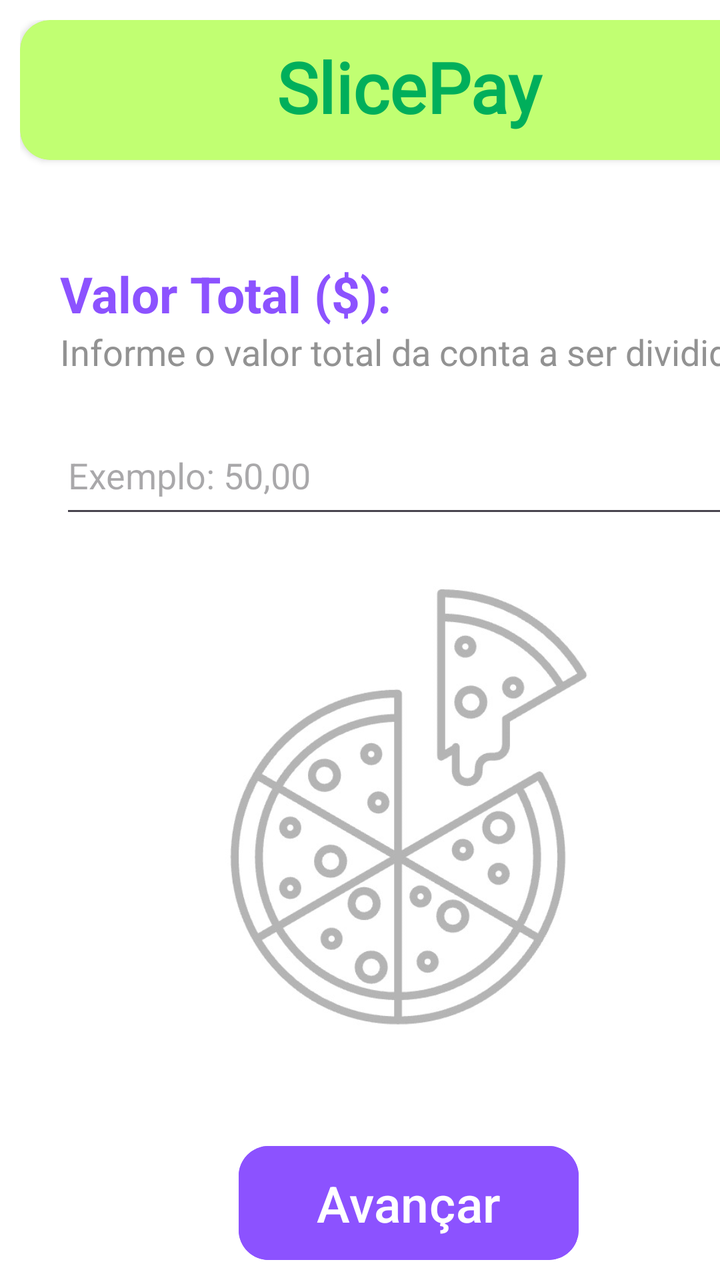
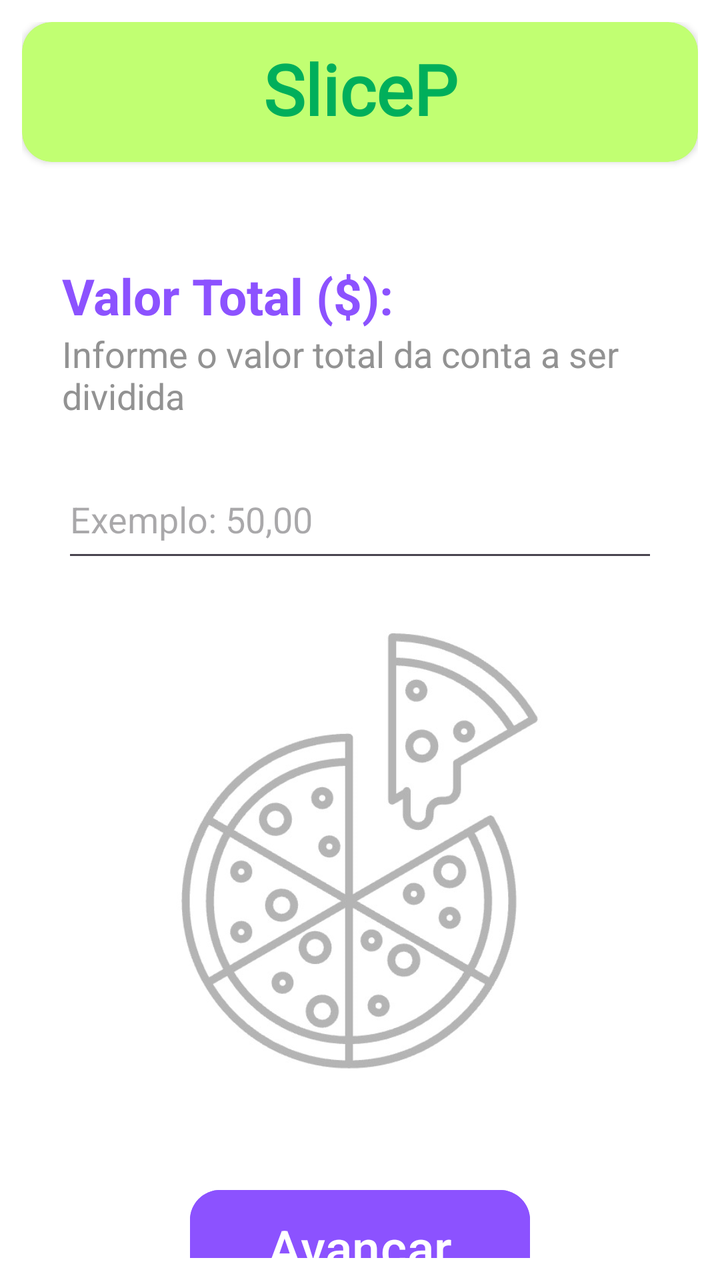

Two renders of the same Android screen: before a commit and after it. Below are the layout's source before the change and the commit's diff.
<!-- AndroidManifest.xml: application theme Theme.SlicePay -->
<!-- res/layout/activity_main2.xml -->
<?xml version="1.0" encoding="utf-8"?>
<androidx.constraintlayout.widget.ConstraintLayout xmlns:android="http://schemas.android.com/apk/res/android"
    xmlns:app="http://schemas.android.com/apk/res-auto"
    xmlns:tools="http://schemas.android.com/tools"
    android:id="@+id/main"
    android:layout_width="match_parent"
    android:layout_height="match_parent"
    android:background="#FFFFFF"
    tools:context=".MainActivity2">

    <LinearLayout
        android:layout_width="409dp"
        android:layout_height="729dp"
        android:orientation="vertical"
        android:padding="10dp"
        tools:layout_editor_absoluteX="1dp"
        tools:layout_editor_absoluteY="1dp">

        <androidx.cardview.widget.CardView
            android:layout_width="match_parent"
            android:layout_height="70dp"
            app:cardBackgroundColor="@color/verde_claro"
            app:cardCornerRadius="15dp">

            <LinearLayout
                android:layout_width="match_parent"
                android:layout_height="match_parent"
                android:orientation="vertical"
                android:padding="10dp"
                android:paddingStart="120dp"
                android:paddingEnd="120dp">

                <TextView
                    android:id="@+id/textView8"
                    android:layout_width="match_parent"
                    android:layout_height="wrap_content"
                    android:fontFamily="@font/alata"
                    android:text="@string/app_name"
                    android:textAlignment="center"
                    android:textColor="@color/verde_escuro"
                    android:textSize="35sp"
                    android:textStyle="bold" />
            </LinearLayout>
        </androidx.cardview.widget.CardView>

        <TextView
            android:id="@+id/textView9"
            android:layout_width="match_parent"
            android:layout_height="wrap_content"
            android:layout_marginStart="20dp"
            android:layout_marginTop="50dp"
            android:text="@string/input_valor"
            android:textColor="@color/roxo"
            android:textSize="25sp"
            android:textStyle="bold" />

        <TextView
            android:id="@+id/textView10"
            android:layout_width="match_parent"
            android:layout_height="wrap_content"
            android:layout_marginStart="20dp"
            android:text="@string/info_valor"
            android:textColor="@color/cinza"
            android:textSize="18sp" />

        <EditText
            android:id="@+id/editTextText"
            android:layout_width="match_parent"
            android:layout_height="56dp"
            android:layout_marginStart="20dp"
            android:layout_marginTop="20dp"
            android:layout_marginEnd="20dp"
            android:ems="10"
            android:hint="Exemplo: 50,00"
            android:inputType="number|numberDecimal" />

        <ImageView
            android:id="@+id/imageView2"
            android:layout_width="match_parent"
            android:layout_height="240dp"
            android:layout_marginStart="50dp"
            android:layout_marginTop="20dp"
            android:layout_marginEnd="50dp"
            app:srcCompat="@drawable/icone_pizza" />

        <Button
            android:id="@+id/button2"
            android:layout_width="170dp"
            android:layout_height="65dp"
            android:layout_gravity="center"
            android:layout_marginStart="60dp"
            android:layout_marginTop="45dp"
            android:layout_marginEnd="60dp"
            android:backgroundTint="@color/roxo"
            android:paddingStart="20dp"
            android:paddingLeft="0dp"
            android:paddingTop="0dp"
            android:paddingEnd="20dp"
            android:paddingRight="0dp"
            android:paddingBottom="0dp"
            android:text="@string/botao2"
            android:textAlignment="center"
            android:textSize="25dp"
            app:cornerRadius="15dp" />

        <androidx.cardview.widget.CardView
            android:layout_width="match_parent"
            android:layout_height="60dp"
            android:layout_gravity="bottom"
            android:layout_marginTop="25dp"
            app:cardBackgroundColor="@color/roxo_claro"
            app:cardCornerRadius="15dp">

            <Button
                android:id="@+id/button10"
                android:layout_width="wrap_content"
                android:layout_height="match_parent"
                android:layout_marginStart="8dp"
                android:layout_marginTop="5dp"
                android:layout_marginBottom="5dp"
                android:backgroundTint="@color/white"
                android:padding="2dp"
                android:paddingStart="2dp"
                android:paddingLeft="2dp"
                android:paddingTop="2dp"
                android:soundEffectsEnabled="true"
                android:text="@string/botaov"
                android:textColor="@color/roxo"
                android:textSize="25sp"
                app:cornerRadius="10dp" />
        </androidx.cardview.widget.CardView>

    </LinearLayout>
</androidx.constraintlayout.widget.ConstraintLayout>
<!-- resources referenced by this layout -->
<resources>
  <color name="cinza">#929292</color>
  <color name="roxo">#8c52ff</color>
  <color name="roxo_claro">#caafff</color>
  <color name="verde_claro">#c1ff72</color>
  <color name="verde_escuro">#00af5b</color>
  <color name="white">#FFFFFFFF</color>
  <!-- drawable icone_pizza: png bitmap (drawable, 40644 bytes) -->
  <string name="app_name">SlicePay</string>
  <string name="botao2">Avançar</string>
  <string name="botaov">Voltar</string>
  <string name="info_valor">Informe o valor total da conta a ser dividida</string>
  <string name="input_valor">Valor Total ($):</string>
  <style name="Theme.SlicePay" parent="Base.Theme.SlicePay" />
  <style name="Base.Theme.SlicePay" parent="Theme.Material3.DayNight.NoActionBar">
          
          
      </style>
</resources>

<!-- the commit's change to res/layout/activity_main2.xml (unified diff, before → after) -->
@@ -9,12 +9,18 @@
     tools:context=".MainActivity2">
 
     <LinearLayout
-        android:layout_width="409dp"
-        android:layout_height="729dp"
+        android:layout_width="0dp"
+        android:layout_height="0dp"
+        android:layout_marginStart="1dp"
+        android:layout_marginTop="1dp"
+        android:layout_marginEnd="1dp"
+        android:layout_marginBottom="1dp"
         android:orientation="vertical"
         android:padding="10dp"
-        tools:layout_editor_absoluteX="1dp"
-        tools:layout_editor_absoluteY="1dp">
+        app:layout_constraintBottom_toBottomOf="parent"
+        app:layout_constraintEnd_toEndOf="parent"
+        app:layout_constraintStart_toStartOf="parent"
+        app:layout_constraintTop_toTopOf="parent">
 
         <androidx.cardview.widget.CardView
             android:layout_width="match_parent"
@@ -31,7 +37,7 @@
                 android:paddingEnd="120dp">
 
                 <TextView
-                    android:id="@+id/textView8"
+                    android:id="@+id/logo2"
                     android:layout_width="match_parent"
                     android:layout_height="wrap_content"
                     android:fontFamily="@font/alata"
@@ -64,7 +70,7 @@
             android:textSize="18sp" />
 
         <EditText
-            android:id="@+id/editTextText"
+            android:id="@+id/input_divisao2"
             android:layout_width="match_parent"
             android:layout_height="56dp"
             android:layout_marginStart="20dp"
@@ -75,7 +81,7 @@
             android:inputType="number|numberDecimal" />
 
         <ImageView
-            android:id="@+id/imageView2"
+            android:id="@+id/image2"
             android:layout_width="match_parent"
             android:layout_height="240dp"
             android:layout_marginStart="50dp"
@@ -112,7 +118,7 @@
             app:cardCornerRadius="15dp">
 
             <Button
-                android:id="@+id/button10"
+                android:id="@+id/voltar2"
                 android:layout_width="wrap_content"
                 android:layout_height="match_parent"
                 android:layout_marginStart="8dp"
